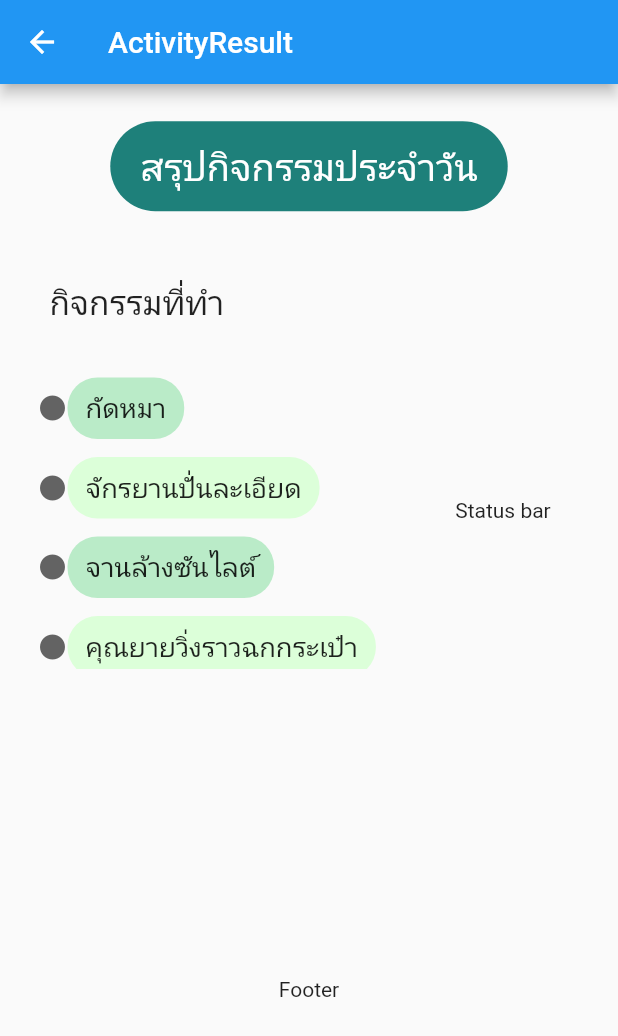
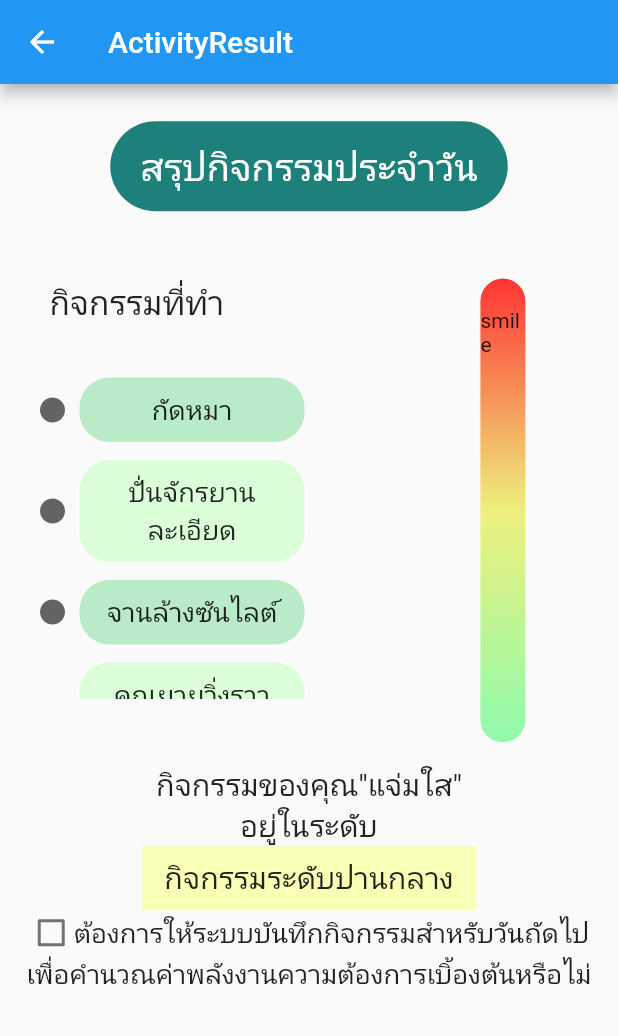
Before and after one commit to AINutritionProject/KinDeeUDee, a Flutter app: the ActivityResult screen opened directly, on a phone screen of 412 x 824 dp. Shown: the top 1036 px of the screen. Run offline on Flutter 3.47's test engine with Material 2 defaults, Android fonts, the phone set to English and light mode, and no system bars; our stand-ins replace camera, cloud_firestore, csv, dotted_border, firebase_auth, firebase_core and 6 more; missing offline and left inert: dart:ffi; accounts and stored records are empty.

Commit message:
add footer text+checkbox

```diff
--- a/lib/pages/information/activity_result.dart
+++ b/lib/pages/information/activity_result.dart
@@ -2,7 +2,7 @@ import 'package:flutter/material.dart';
 
 List<String> activities = <String>[
   "กัดหมา",
-  "จักรยานปั่นละเอียด",
+  "ปั่นจักรยานละเอียด",
   "จานล้างซันไลต์",
   "คุณยายวิ่งราวฉกกระเป๋า",
   "แอนติไวรัสสอนลงคนอินเดีย",
@@ -19,15 +19,12 @@ class ActivityResult extends StatelessWidget {
         title: const Text("ActivityResult"),
       ),
       body: Center(
-        child: Padding(
-          padding: const EdgeInsets.symmetric(horizontal: 15.0),
         child: Column(
           children: [
             const ActivityResultHeader(),
             ActivityResultBody(),
             const ActivityResultFooter(),
           ],
-          ),
         ),
       ),
     );
@@ -72,7 +69,7 @@ class ActivityResultBody extends StatelessWidget {
     return Expanded(
       flex: 3,
       child: Padding(
-        padding: const EdgeInsets.only(top: 20, left: 10, right: 10),
+        padding: const EdgeInsets.only(top: 20, left: 25, right: 25),
         child: Row(
           children: [
             Expanded(
@@ -85,7 +82,7 @@ class ActivityResultBody extends StatelessWidget {
                     child: Text("กิจกรรมที่ทำ", style: TextStyle(fontSize: 22)),
                   ),
                   SizedBox(
-                    height: 200,
+                    height: 220,
                     child: ListView.builder(
                       itemCount: activities.length,
                       itemBuilder: (BuildContext context, int index) {
@@ -93,18 +90,23 @@ class ActivityResultBody extends StatelessWidget {
                           padding: const EdgeInsets.symmetric(vertical: 6),
                           child: Row(
                             children: [
-                              const Icon(
+                              const Padding(
+                                padding: EdgeInsets.only(right: 8.0),
+                                child: Icon(
                                   Icons.circle,
                                   color: Color(0xFF636363),
                                   size: 20,
                                 ),
+                              ),
                               Container(
+                                width: 150,
                                 padding: const EdgeInsets.symmetric(
-                                    horizontal: 12, vertical: 8),
+                                    horizontal: 12, vertical: 9),
                                 decoration: BoxDecoration(
                                     color: activitiesColor[index % 2],
                                     borderRadius: BorderRadius.circular(20)),
                                 child: Text(activities[index],
+                                    textAlign: TextAlign.center,
                                     style: const TextStyle(fontSize: 18)),
                               ),
                             ],
@@ -119,7 +121,7 @@ class ActivityResultBody extends StatelessWidget {
             const Expanded(
               flex: 2,
               child: Center(
-                child: Text("Status bar"),
+                child: ResultBar(),
               ),
             )
           ],
@@ -129,15 +131,91 @@ class ActivityResultBody extends StatelessWidget {
   }
 }
 
-class ActivityResultFooter extends StatelessWidget {
+class ResultBar extends StatelessWidget {
+  const ResultBar({super.key});
+
+  @override
+  Widget build(BuildContext context) {
+    return LayoutBuilder(
+      builder: (BuildContext context, BoxConstraints constraints) {
+        return Container(
+          height: constraints.maxHeight,
+          width: 30,
+          padding: const EdgeInsets.only(top: 20),
+          decoration: BoxDecoration(
+            borderRadius: BorderRadius.circular(20),
+            gradient: const LinearGradient(
+              begin: Alignment.topCenter,
+              end: Alignment.bottomCenter,
+              colors: <Color>[
+                Color(0xFFFF3434),
+                Color(0xFFEEF07C),
+                Color(0xFF8FFBAD),
+              ],
+            ),
+          ),
+          child: const Text("smile"),
+        );
+      },
+    );
+  }
+}
+
+class ActivityResultFooter extends StatefulWidget {
   const ActivityResultFooter({super.key});
 
   @override
+  State<ActivityResultFooter> createState() => _ActivityResultFooterState();
+}
+
+class _ActivityResultFooterState extends State<ActivityResultFooter> {
+  bool isChecked = false;
+
+  @override
   Widget build(BuildContext context) {
-    return const Expanded(
+    return Expanded(
       flex: 3,
-      child: Center(
-        child: Text("Footer"),
+      child: Padding(
+        padding: const EdgeInsets.symmetric(vertical: 15.0),
+        child: Column(
+          children: [
+            const Text("กิจกรรมของคุณ\"แจ่มใส\"\nอยู่ในระดับ",
+                style: TextStyle(fontSize: 20), textAlign: TextAlign.center),
+            Container(
+              decoration: const BoxDecoration(color: Color(0xFFF9FFB5)),
+              padding: const EdgeInsets.symmetric(horizontal: 15, vertical: 8),
+              child: const Text("กิจกรรมระดับปานกลาง",
+                  style: TextStyle(fontSize: 20)),
+            ),
+            Row(
+              mainAxisAlignment: MainAxisAlignment.center,
+              children: [
+                SizedBox(
+                  height: 30,
+                  width: 30,
+                  child: Checkbox(
+                      overlayColor:
+                          const MaterialStatePropertyAll(Color(0xFFC6FF9A)),
+                      value: isChecked,
+                      activeColor: const Color(0xFFC6FF9A),
+                      onChanged: (bool? val) {
+                        setState(() {
+                          isChecked = val!;
+                        });
+                      }),
+                ),
+                const Text(
+                  "ต้องการให้ระบบบันทึกกิจกรรมสำหรับวันถัดไป",
+                  style: TextStyle(fontSize: 18),
+                ),
+              ],
+            ),
+            const Text(
+              "เพื่อคำนวณค่าพลังงานความต้องการเบิ้องต้นหรือไม่",
+              style: TextStyle(fontSize: 18),
+            ),
+          ],
+        ),
       ),
     );
   }
```
Lines whose indentation alone changed are shown as unchanged.
